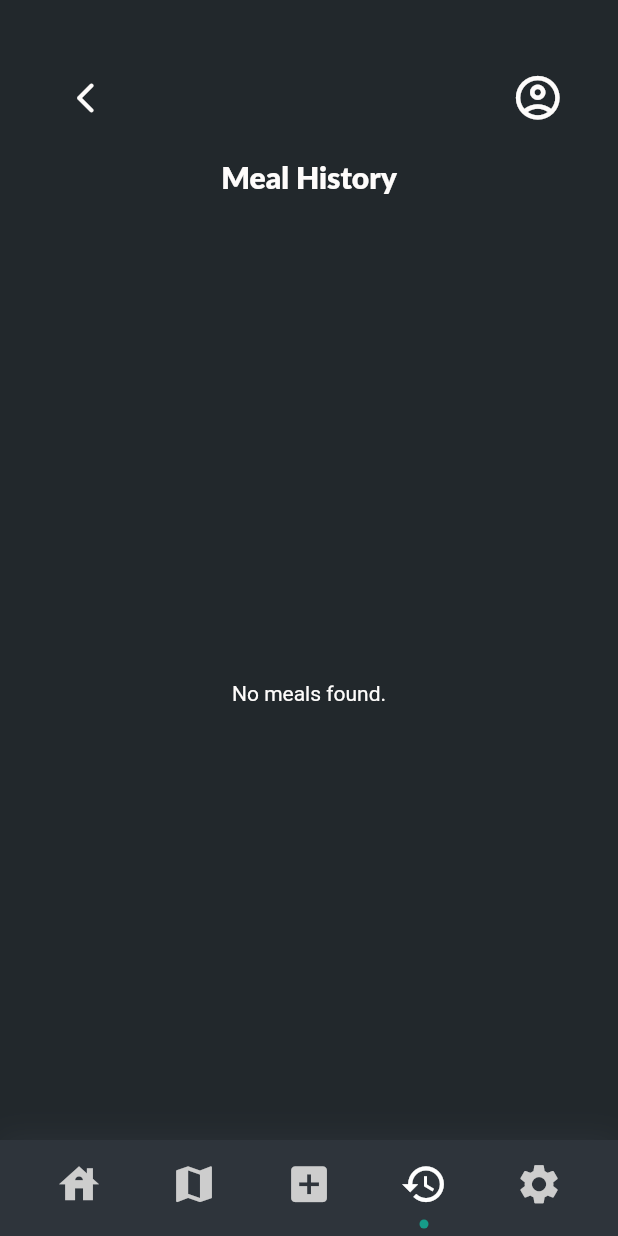
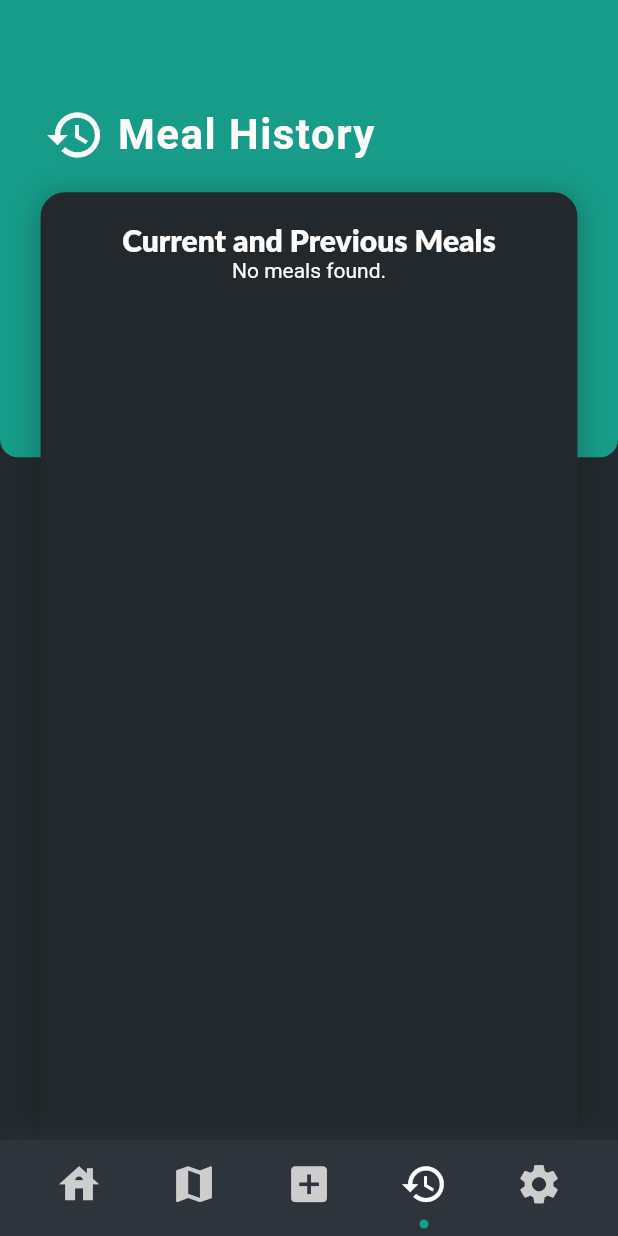
Before and after one commit to arnav062008/congressionalappchallenge, a Flutter app: the MealHistory screen opened directly, on a phone screen of 412 x 824 dp. Run offline on Flutter 3.47's test engine with Material 2 defaults, Android fonts, the phone set to English and light mode, and no system bars; our stand-ins replace cloud_firestore, firebase_auth, firebase_core, geocoding, geolocator, google_maps_flutter and 1 more; accounts and stored records are empty; Roboto replaces fonts that are missing (Lato, Rubik).

Commit message:
Flutter Updated, meal history updated to style + truncated description.

```diff
--- a/lib/pages/meal_pages/meal_history.dart
+++ b/lib/pages/meal_pages/meal_history.dart
@@ -15,18 +15,82 @@ class MealHistory extends StatefulWidget {
 class _MealHistoryState extends State<MealHistory> {
   @override
   Widget build(BuildContext context) {
+    final height = MediaQuery.of(context).size.height;
+    final width = MediaQuery.of(context).size.width;
     return Scaffold(
       bottomNavigationBar: const BottomNavigationBarWidget(
         currentTab: TabItem.History,
       ),
       backgroundColor: AppColors.backgroundColor,
-      body: Column(
+      body: Stack(
         children: [
-          const TopBarWidget(),
-          const TitleWidget(),
-          Expanded(
+          Container(
+            width: double.infinity,
+            height: height * 0.37,
+            decoration: const ShapeDecoration(
+              color: AppColors.accentColor,
+              shape: RoundedRectangleBorder(
+                borderRadius: BorderRadius.only(
+                  bottomLeft: Radius.circular(12),
+                  bottomRight: Radius.circular(12),
+                ),
+              ),
+            ),
+          ),
+          Padding(
+            padding: const EdgeInsets.fromLTRB(30, 70, 30, 0),
+            child: Row(
+              children: [
+                const SizedBox(
+                  width: 40,
+                  height: 40,
+                  child: Icon(
+                    Icons.history,
+                    size: 40,
+                    color: AppColors.textColor,
+                  ),
+                ),
+                SizedBox(
+                  width: width * 0.02,
+                ),
+                const Text(
+                  'Meal History',
+                  style: TextStyle(
+                    color: AppColors.textColor,
+                    fontSize: 28,
+                    fontFamily: 'Rubik',
+                    fontWeight: FontWeight.bold,
+                    letterSpacing: 0.98,
+                  ),
+                ),
+              ],
+            ),
+          ),
+          Align(
+            alignment: Alignment.bottomCenter,
+            child: Container(
+              width: width * 0.86861313868,
+              height: height * 0.76670716889,
+              decoration: const ShapeDecoration(
+                color: AppColors.backgroundColor,
+                shape: RoundedRectangleBorder(
+                  borderRadius: BorderRadius.only(
+                    topLeft: Radius.circular(16),
+                    topRight: Radius.circular(16),
+                  ),
+                ),
+                shadows: [
+                  BoxShadow(
+                    color: Color(0x51131313),
+                    blurRadius: 16,
+                    offset: Offset(0, 2),
+                    spreadRadius: 0,
+                  )
+                ],
+              ),
               child: MealDisplay(
                 currentUserUid: FirebaseAuth.instance.currentUser!.uid,
+              ),
             ),
           ),
         ],
@@ -42,7 +106,24 @@ class MealDisplay extends StatelessWidget {
 
   @override
   Widget build(BuildContext context) {
-    return StreamBuilder<QuerySnapshot>(
+    return Column(
+      children: [
+        const SizedBox(
+          height: 20,
+        ),
+        const Center(
+          child: Text(
+            'Current and Previous Meals',
+            textAlign: TextAlign.center,
+            style: TextStyle(
+              color: AppColors.textColor,
+              fontSize: 20,
+              fontFamily: 'Lato',
+              fontWeight: FontWeight.w900,
+            ),
+          ),
+        ),
+        StreamBuilder<QuerySnapshot>(
           stream: FirebaseFirestore.instance
               .collection('meals')
               .where('uid', isEqualTo: currentUserUid)
@@ -64,17 +145,19 @@ class MealDisplay extends StatelessWidget {
             }
 
             return ListView(
-          children: snapshot.data!.docs.map((document) {
-            final description = document['description'].toString();
-            final servingAmount = document['servingAmount'].toString();
-
-            return MealEntryWidget(
-              description: description,
-              servingAmount: servingAmount,
-            );
-          }).toList(),
+              shrinkWrap: true,
+              physics: const NeverScrollableScrollPhysics(),
+              children: [
+                for (var document in snapshot.data!.docs)
+                  MealEntryWidget(
+                    description: document['description'].toString(),
+                    servingAmount: document['servingAmount'].toString(),
+                  ),
+              ],
             );
           },
+        ),
+      ],
     );
   }
 }
@@ -92,12 +175,12 @@ class MealEntryWidget extends StatelessWidget {
   @override
   Widget build(BuildContext context) {
     return Padding(
-      padding: const EdgeInsets.all(15.0),
+      padding: const EdgeInsets.fromLTRB(15, 0, 15, 15),
       child: Container(
         padding: const EdgeInsets.all(20),
         decoration: BoxDecoration(
           color: AppColors.cardColor,
-          borderRadius: BorderRadius.circular(70),
+          borderRadius: BorderRadius.circular(40),
         ),
         child: Row(
           crossAxisAlignment: CrossAxisAlignment.start,
@@ -120,7 +203,7 @@ class MealEntryWidget extends StatelessWidget {
                   ),
                   child: Center(
                     child: Text(
-                      description,
+                      "Description: ${description.length > 4 ? "${description.substring(0, 3)}..." : description}",
                       style: const TextStyle(color: AppColors.textColor),
                     ),
                   ),
@@ -141,7 +224,7 @@ class MealEntryWidget extends StatelessWidget {
                   ),
                   child: Center(
                     child: Text(
-                      servingAmount,
+                      "Serving: $servingAmount",
                       style: const TextStyle(color: AppColors.textColor),
                     ),
                   ),
@@ -218,27 +301,3 @@ class TopBarWidget extends StatelessWidget {
     );
   }
 }
-
-class TitleWidget extends StatelessWidget {
-  const TitleWidget({super.key});
-
-  @override
-  Widget build(BuildContext context) {
-    final height = MediaQuery.of(context).size.height;
-    return Center(
-      child: SizedBox(
-        height: height * 0.072,
-        child: const Text(
-          'Meal History',
-          textAlign: TextAlign.center,
-          style: TextStyle(
-            color: AppColors.textColor,
-            fontSize: 20,
-            fontFamily: 'Lato',
-            fontWeight: FontWeight.w900,
-          ),
-        ),
-      ),
-    );
-  }
-}
```
Also changed, not shown: pubspec.lock, 2 other files. Lines whose indentation alone changed are shown as unchanged.
